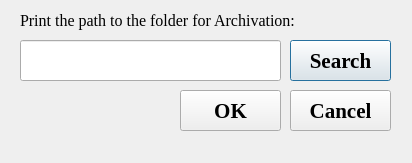
Above: archivedialog.ui from Subtselnyi/Archiver before the change. Below: the same form after it.
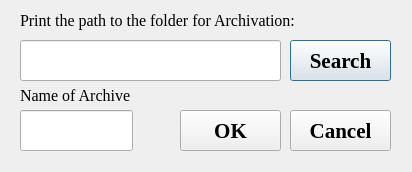
That is the form after the change.

Commit message:
added decompression and pathes to archives
not all logic

```diff
--- a/archivedialog.ui
+++ b/archivedialog.ui
@@ -7,7 +7,7 @@
     <x>0</x>
     <y>0</y>
     <width>412</width>
-    <height>163</height>
+    <height>172</height>
    </rect>
   </property>
   <property name="sizePolicy">
@@ -19,13 +19,13 @@
   <property name="minimumSize">
    <size>
     <width>412</width>
-    <height>163</height>
+    <height>172</height>
    </size>
   </property>
   <property name="maximumSize">
    <size>
     <width>412</width>
-    <height>163</height>
+    <height>172</height>
    </size>
   </property>
   <property name="windowTitle">
@@ -85,7 +85,7 @@
    <property name="geometry">
     <rect>
      <x>290</x>
-     <y>90</y>
+     <y>110</y>
      <width>101</width>
      <height>41</height>
     </rect>
@@ -106,7 +106,7 @@
    <property name="geometry">
     <rect>
      <x>180</x>
-     <y>90</y>
+     <y>110</y>
      <width>101</width>
      <height>41</height>
     </rect>
@@ -123,6 +123,35 @@
     <string>OK</string>
    </property>
   </widget>
+  <widget class="QLineEdit" name="NameArchiveLineEdit">
+   <property name="geometry">
+    <rect>
+     <x>20</x>
+     <y>110</y>
+     <width>113</width>
+     <height>41</height>
+    </rect>
+   </property>
+  </widget>
+  <widget class="QLabel" name="label_2">
+   <property name="geometry">
+    <rect>
+     <x>20</x>
+     <y>80</y>
+     <width>111</width>
+     <height>31</height>
+    </rect>
+   </property>
+   <property name="font">
+    <font>
+     <family>Times New Roman</family>
+     <pointsize>12</pointsize>
+    </font>
+   </property>
+   <property name="text">
+    <string>Name of Archive:</string>
+   </property>
+  </widget>
  </widget>
  <resources/>
  <connections/>
```
The commit also changes 8 other files.
